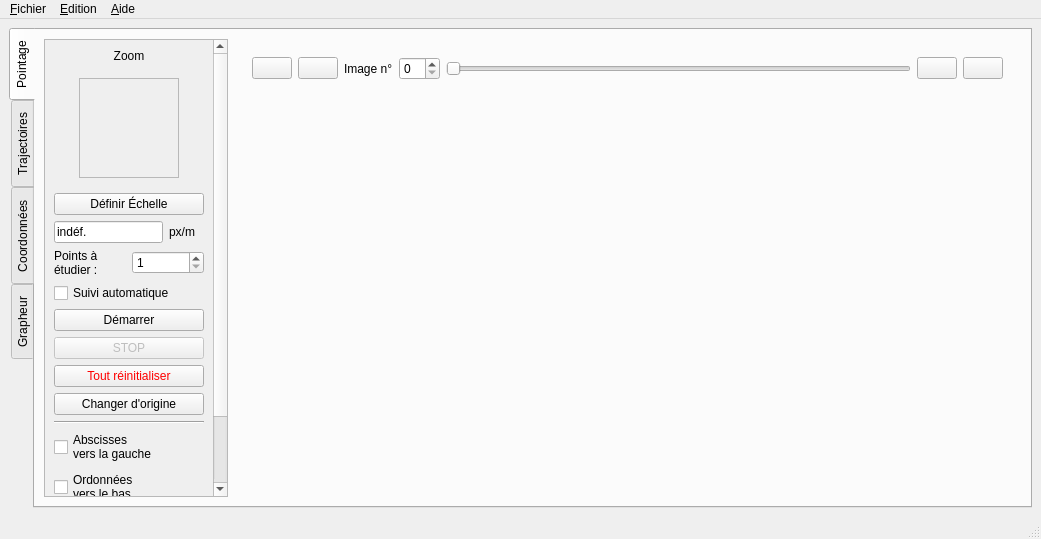
Above: src/interfaces/pymecavideo.ui from rene-d/pymecavideo before the change. Below: the same form after it.
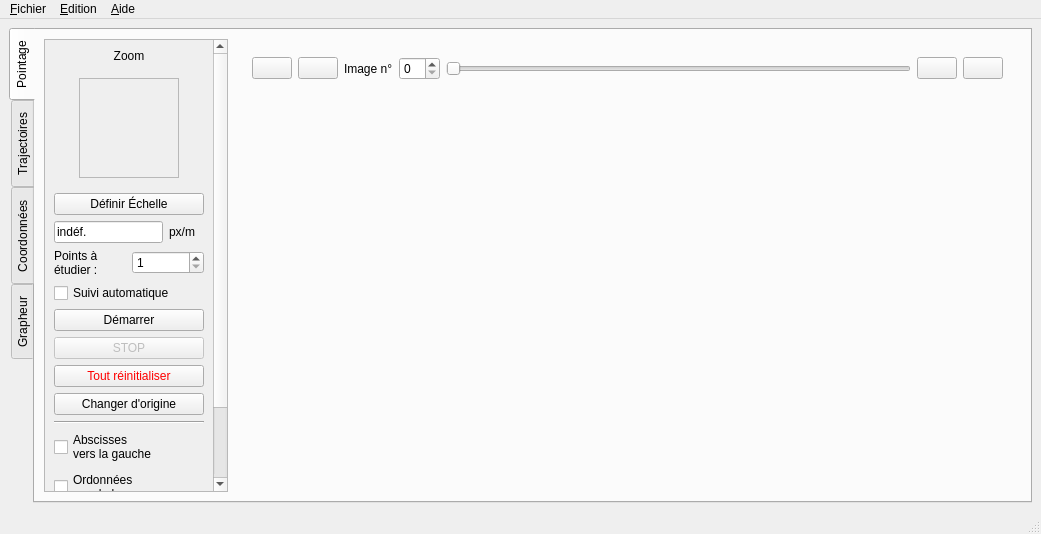
That is the form after the change. Icons and pictures are not drawn. Custom widgets are drawn as their Qt base class.

What changed in the file:
```diff
--- a/src/interfaces/pymecavideo.ui
+++ b/src/interfaces/pymecavideo.ui
@@ -7,7 +7,7 @@
     <x>0</x>
     <y>0</y>
     <width>1041</width>
-    <height>539</height>
+    <height>534</height>
    </rect>
   </property>
   <property name="windowTitle">
@@ -67,7 +67,7 @@
            <property name="geometry">
             <rect>
              <x>0</x>
-             <y>-134</y>
+             <y>0</y>
              <width>168</width>
              <height>587</height>
             </rect>
```
Left out of the diff: 4 changed lines with no effect on the pictures.
